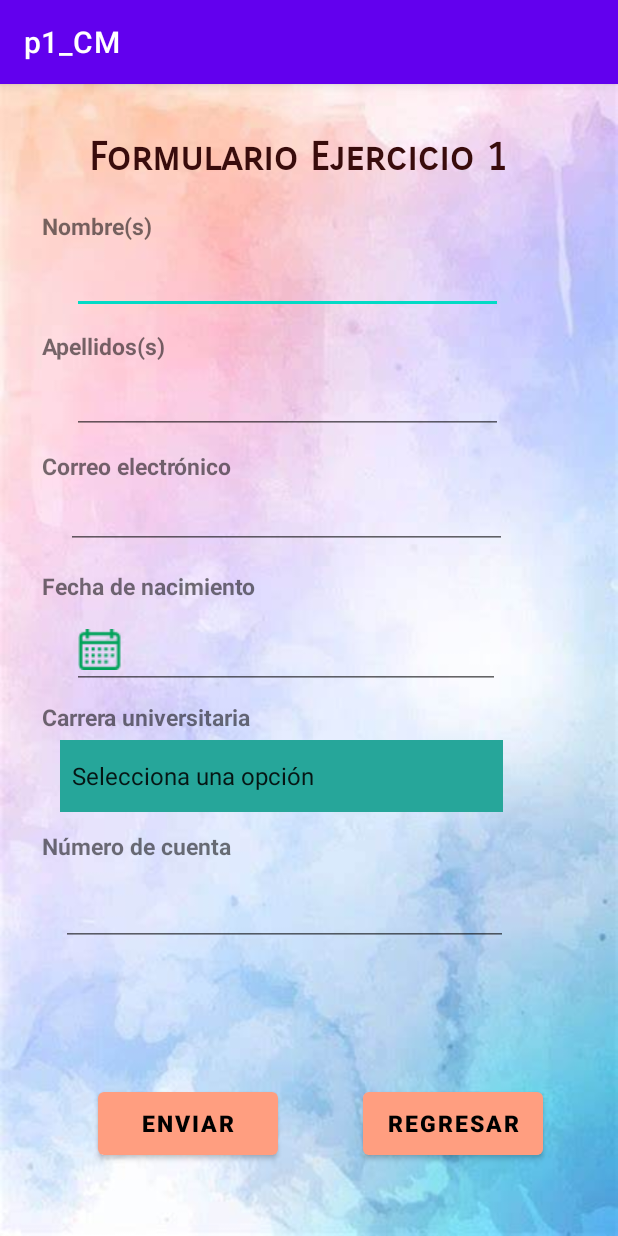
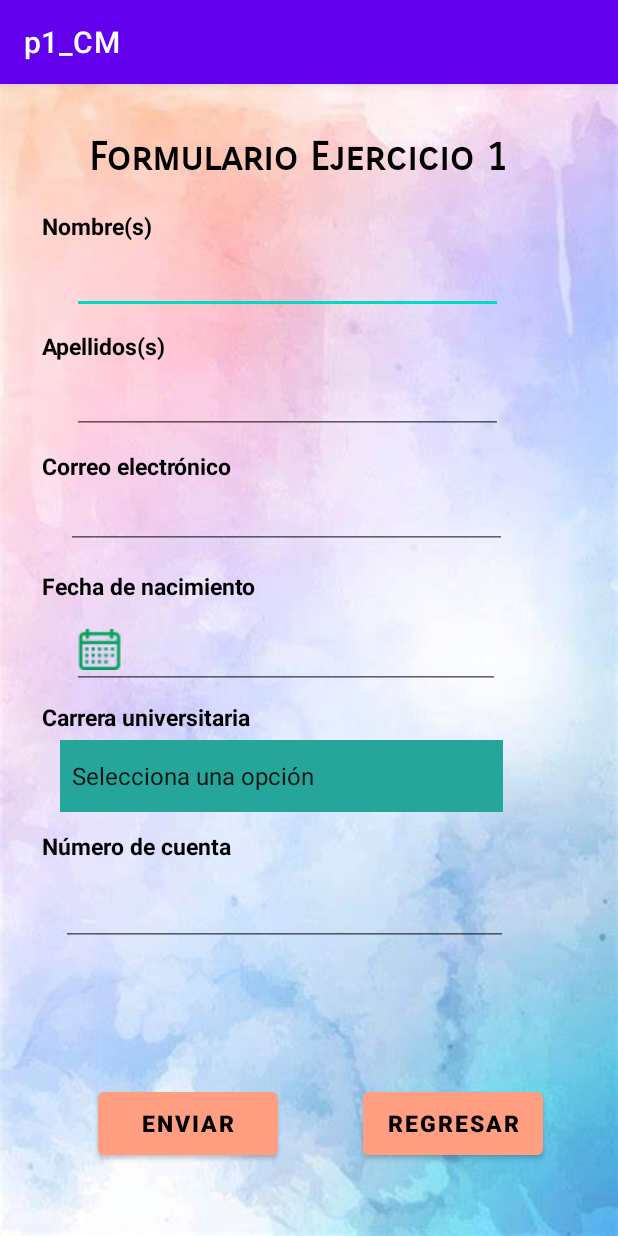
Before and after one commit to ElizabethMV13/p1_CM, an Android app: the FormulationMain screen opened directly, with no data from a screen before it, on a phone screen of 412 x 824 dp. Run offline under Robolectric (Android 15) with nearby library versions, the phone set to English and light mode, and no system bars.

Commit message:
cambio de color letras Form

```diff
--- a/app/src/main/res/layout/activity_formulation_main.xml
+++ b/app/src/main/res/layout/activity_formulation_main.xml
@@ -13,7 +13,7 @@
         android:layout_width="wrap_content"
         android:layout_height="wrap_content"
         android:text="@string/form_title"
-        android:textColor="#390C0C"
+        android:textColor="@color/black"
         android:textSize="26sp"
         android:textStyle="bold"
         app:fontFamily="sans-serif-smallcaps"
@@ -33,6 +33,7 @@
         android:text="@string/name_form"
         android:textSize="15dp"
         android:textStyle="bold"
+        android:textColor="@color/black"
         app:fontFamily="sans-serif"
         app:layout_constraintStart_toStartOf="parent"
         app:layout_constraintTop_toTopOf="parent" />
@@ -58,6 +59,7 @@
         android:text="@string/last_name_form"
         android:textSize="15dp"
         android:textStyle="bold"
+        android:textColor="@color/black"
         app:fontFamily="sans-serif"
         app:layout_constraintStart_toStartOf="parent"
         app:layout_constraintTop_toTopOf="@+id/name" />
@@ -84,6 +86,7 @@
         android:textSize="15dp"
         android:textStyle="bold"
         app:fontFamily="sans-serif"
+        android:textColor="@color/black"
         app:layout_constraintStart_toStartOf="parent"
         app:layout_constraintTop_toTopOf="parent" />
 
@@ -106,6 +109,7 @@
         android:layout_marginTop="8dp"
         android:text="@string/carrera_form"
         android:textSize="15dp"
+        android:textColor="@color/black"
         android:textStyle="bold"
         app:fontFamily="sans-serif"
         app:layout_constraintStart_toStartOf="parent"
@@ -131,6 +135,7 @@
         android:textSize="15dp"
         android:textStyle="bold"
         app:fontFamily="sans-serif"
+        android:textColor="@color/black"
         app:layout_constraintStart_toStartOf="parent"
         app:layout_constraintTop_toTopOf="parent" />
 
@@ -157,6 +162,7 @@
         android:layout_marginTop="12dp"
         android:text="@string/num_cuenta_from"
         android:textSize="15dp"
+        android:textColor="@color/black"
         android:textStyle="bold"
         app:fontFamily="sans-serif"
         app:layout_constraintStart_toStartOf="parent"
```
